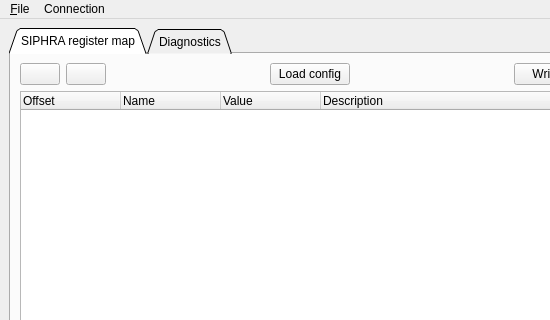
Old version of the form CubesControl/ui/cubescontrol.ui in the repository tstana/cubes-sw; both pictures show x 0 to 550 and y 0 to 320 of the 700 by 520 pixel window.
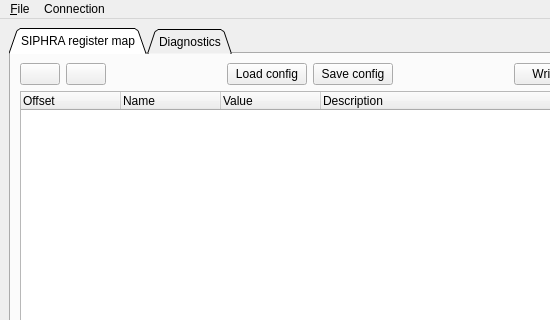
New version of the form. Icons and pictures are not drawn.

Commit message: CubesControl UI: Adding action and button for saving SIHPRA config file

The edit to the form file:
```diff
--- a/CubesControl/ui/cubescontrol.ui
+++ b/CubesControl/ui/cubescontrol.ui
@@ -93,6 +93,13 @@
             </property>
            </widget>
           </item>
+          <item>
+           <widget class="QPushButton" name="btnSaveSiphraConfig">
+            <property name="text">
+             <string>Save config</string>
+            </property>
+           </widget>
+          </item>
           <item>
            <spacer name="horizontalSpacer">
             <property name="orientation">
```
Left out of the diff: 6 changed lines with no effect on the pictures.
